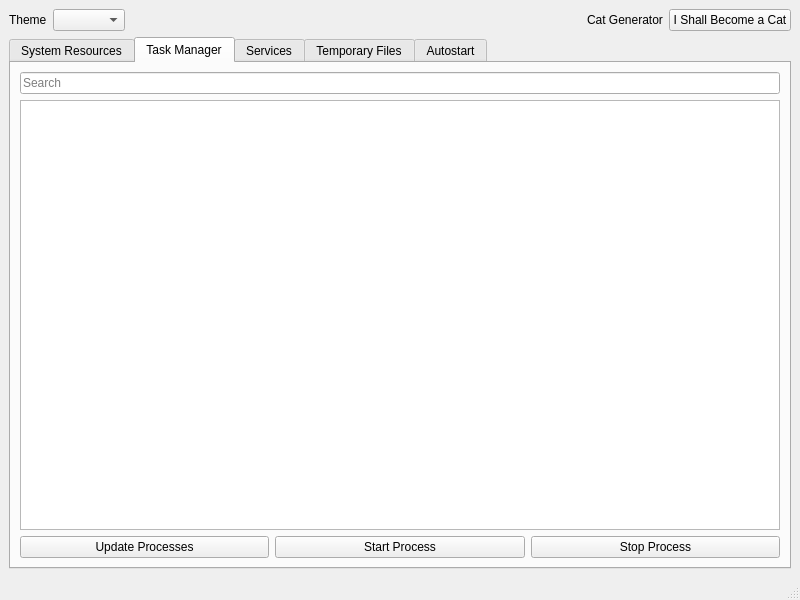
Old version of the form mainwindow.ui in the repository apelsin2281337/simplesystemmanager.
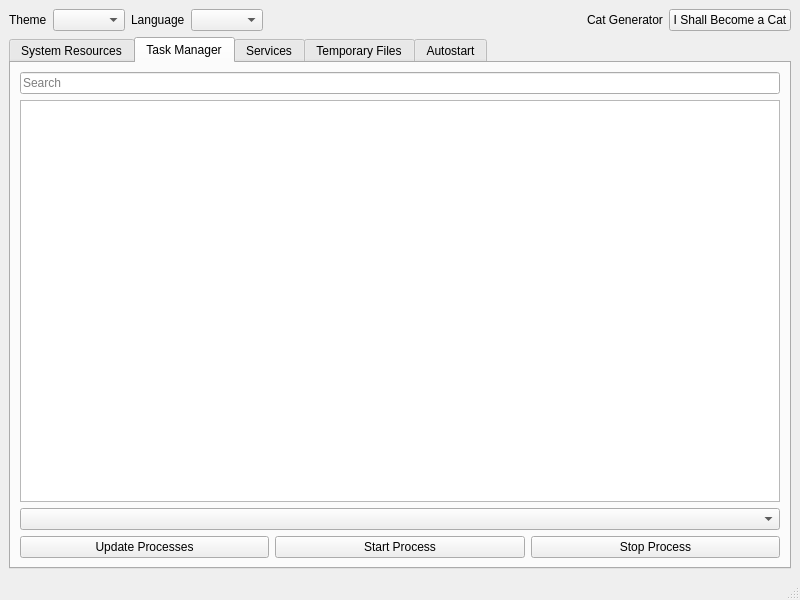
New version of the form. Icons and pictures are not drawn.

What changed in the file:
```diff
--- a/mainwindow.ui
+++ b/mainwindow.ui
@@ -32,6 +32,16 @@
       <item>
        <widget class="QComboBox" name="themeComboBox"/>
       </item>
+      <item>
+       <widget class="QLabel" name="languageLabel">
+        <property name="text">
+         <string>Language</string>
+        </property>
+       </widget>
+      </item>
+      <item>
+       <widget class="QComboBox" name="languageComboBox"/>
+      </item>
       <item>
        <spacer name="horizontalSpacer">
         <property name="orientation">
@@ -313,6 +323,9 @@
             </attribute>
            </widget>
           </item>
+          <item>
+           <widget class="QComboBox" name="comboBox"/>
+          </item>
           <item>
            <layout class="QHBoxLayout" name="horizontalLayout_7">
             <item>
```
Left out of the diff: 19 changed lines with no effect on the pictures.
